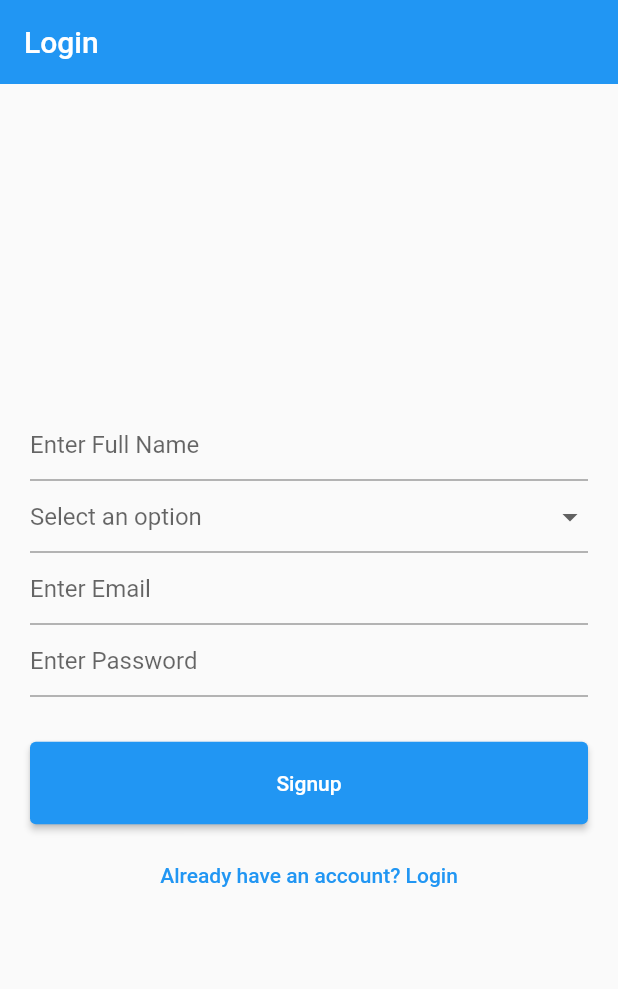
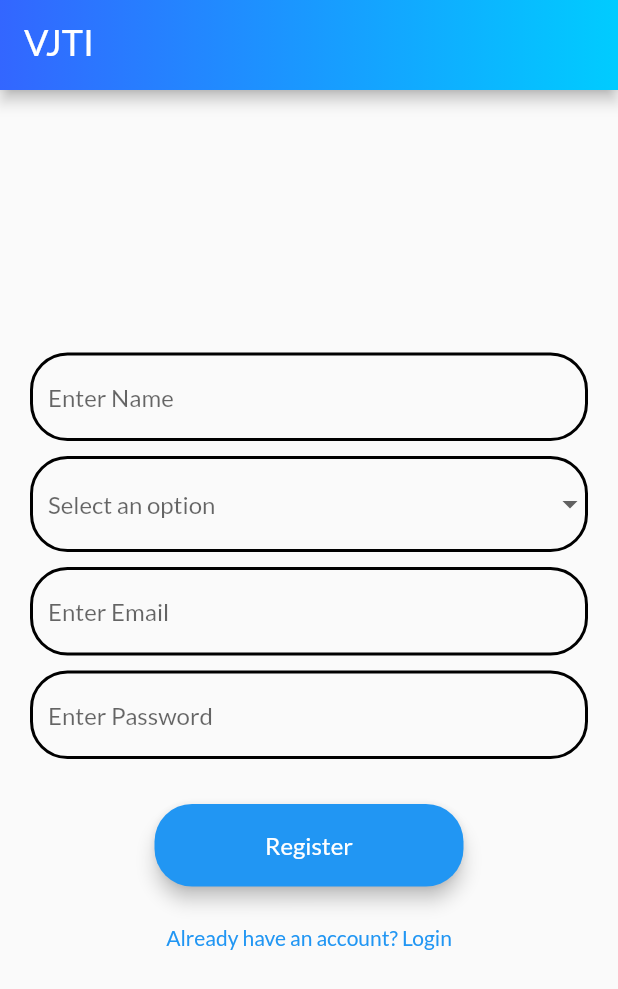
Before and after one commit to Pruthviraj49/QR_pay, a Flutter app: the screen it shows after launch, on a phone screen of 412 x 824 dp. Shown: the top 989 px of the screen. Run offline on Flutter 3.47's test engine with Material 2 defaults, Android fonts, the phone set to English and light mode, and no system bars; our stand-ins replace cloud_firestore, firebase_auth, firebase_core, google_sign_in, qr_flutter; accounts and stored records are empty.

```diff
--- a/lib/auth/login.dart
+++ b/lib/auth/login.dart
@@ -63,10 +63,32 @@ class _LoginFormState extends State<LoginForm> {
 
   @override
   Widget build(BuildContext context) {
-    return Scaffold(
-      appBar: AppBar(
-        elevation: 0,
-        title: const Text('Login'),
+    return SafeArea(
+      child: Scaffold(
+        appBar: PreferredSize(
+          preferredSize: const Size.fromHeight(60.0),
+          child: AppBar(
+            title: const Text("VJTI",
+                style: TextStyle(
+                  color: Colors.white,
+                  fontSize: 24,
+                ),
+                textDirection: TextDirection.ltr),
+            flexibleSpace: Container(
+              decoration: const BoxDecoration(
+                gradient: LinearGradient(
+                  colors: [
+                    Color(0xFF3366FF),
+                    Color(0xFF00CCFF),
+                  ],
+                  begin: FractionalOffset(0.0, 0.0),
+                  end: FractionalOffset(1.0, 0.0),
+                  stops: [0.0, 1.0],
+                  tileMode: TileMode.clamp,
+                ),
+              ),
+            ),
+          ),
         ),
         body: Form(
           key: _formKey,
@@ -81,12 +103,24 @@ class _LoginFormState extends State<LoginForm> {
                     : TextFormField(
                         key: const ValueKey('fullname'),
                         decoration: const InputDecoration(
-                        hintText: 'Enter Full Name',
+                          hintText: 'Enter Name',
+                          enabledBorder: OutlineInputBorder(
+                            borderRadius:
+                                BorderRadius.all(Radius.circular(25.0)),
+                            borderSide:
+                                BorderSide(color: Colors.black, width: 2),
+                          ),
+                          focusedBorder: OutlineInputBorder(
+                            borderRadius:
+                                BorderRadius.all(Radius.circular(25.0)),
+                            borderSide:
+                                BorderSide(color: Colors.black, width: 2),
+                          ),
                         ),
                         controller: nameController,
                         validator: (value) {
                           if (value!.isEmpty) {
-                          return 'Please Enter Full Name';
+                            return 'Please Enter Name';
                           } else {
                             return null;
                           }
@@ -97,10 +131,27 @@ class _LoginFormState extends State<LoginForm> {
                           });
                         },
                       ),
+                const SizedBox(
+                  height: 10,
+                ),
                 //========= Branch ======
                 login
                     ? Container()
                     : DropdownButtonFormField<String>(
+                        decoration: const InputDecoration(
+                          enabledBorder: OutlineInputBorder(
+                            borderRadius:
+                                BorderRadius.all(Radius.circular(25.0)),
+                            borderSide:
+                                BorderSide(color: Colors.black, width: 2),
+                          ),
+                          focusedBorder: OutlineInputBorder(
+                            borderRadius:
+                                BorderRadius.all(Radius.circular(25.0)),
+                            borderSide:
+                                BorderSide(color: Colors.black, width: 2),
+                          ),
+                        ),
                         value: dropdownvalue,
                         hint: const Text('Select an option'),
                         // The hint text
@@ -120,8 +171,9 @@ class _LoginFormState extends State<LoginForm> {
                         items: branches.map((String value) {
                           return DropdownMenuItem<String>(
                               value: value,
+                              child: Container(
                                 child: Text(value),
-                        );
+                              ));
                         }).toList(),
 
                         onSaved: (newValue) {
@@ -130,12 +182,22 @@ class _LoginFormState extends State<LoginForm> {
                           });
                         },
                       ),
-
+                const SizedBox(
+                  height: 10,
+                ),
                 // ======== Email ========
                 TextFormField(
                   key: const ValueKey('email'),
                   decoration: const InputDecoration(
                     hintText: 'Enter Email',
+                    enabledBorder: OutlineInputBorder(
+                      borderRadius: BorderRadius.all(Radius.circular(25.0)),
+                      borderSide: BorderSide(color: Colors.black, width: 2),
+                    ),
+                    focusedBorder: OutlineInputBorder(
+                      borderRadius: BorderRadius.all(Radius.circular(25.0)),
+                      borderSide: BorderSide(color: Colors.black, width: 2),
+                    ),
                   ),
                   controller: emailController,
                   validator: (value) {
@@ -153,12 +215,23 @@ class _LoginFormState extends State<LoginForm> {
                     });
                   },
                 ),
+                const SizedBox(
+                  height: 10,
+                ),
                 // ======== Password ========
                 TextFormField(
                   key: const ValueKey('password'),
                   obscureText: true,
                   decoration: const InputDecoration(
                     hintText: 'Enter Password',
+                    enabledBorder: OutlineInputBorder(
+                      borderRadius: BorderRadius.all(Radius.circular(25.0)),
+                      borderSide: BorderSide(color: Colors.black, width: 2),
+                    ),
+                    focusedBorder: OutlineInputBorder(
+                      borderRadius: BorderRadius.all(Radius.circular(25.0)),
+                      borderSide: BorderSide(color: Colors.black, width: 2),
+                    ),
                   ),
                   validator: (value) {
                     if (value!.length < 6) {
@@ -177,23 +250,28 @@ class _LoginFormState extends State<LoginForm> {
                 const SizedBox(
                   height: 30,
                 ),
-              SizedBox(
+                Container(
                   height: 55,
-                width: double.infinity,
+                  width: MediaQuery.of(context).size.width * 0.5,
                   child: Builder(builder: (context) {
-                  return ElevatedButton(
+                    return TextButton(
+                      style: TextButton.styleFrom(
+                        backgroundColor: Colors.blue,
+                        elevation: 5.0,
+                        shape: const RoundedRectangleBorder(
+                          borderRadius: BorderRadius.all(Radius.circular(25)),
+                        ),
+                      ),
                       onPressed: () async {
                         if (_formKey.currentState!.validate()) {
                           _formKey.currentState!.save();
-                        // user.fullname = nameController.text;
-                        // user.email = emailController.text;
-                        // user.branch = branchName;
+
                           if (login) {
                             AuthServices.signinUser(email, password, context);
                           } else {
                             try {
-                            AuthServices.signupUser(
-                                email, password, fullname, branchName, context);
+                              AuthServices.signupUser(email, password, fullname,
+                                  branchName, context);
                             } catch (e) {
                               ScaffoldMessenger.of(context).showSnackBar(
                                   SnackBar(content: Text(e.toString())));
@@ -202,7 +280,11 @@ class _LoginFormState extends State<LoginForm> {
                           }
                         }
                       },
-                    child: Text(login ? 'Login' : 'Signup'),
+                      child: Text(
+                        login ? 'Log In' : 'Register',
+                        style:
+                            const TextStyle(color: Colors.white, fontSize: 16),
+                      ),
                     );
                   }),
                 ),
@@ -217,9 +299,10 @@ class _LoginFormState extends State<LoginForm> {
                       });
                     },
                     child: Text(login
-                      ? "Don't have an account? Signup"
+                        ? "Don't have an account? Register"
                         : "Already have an account? Login"))
               ],
+            ),
           ),
         ),
       ),
--- a/lib/main.dart
+++ b/lib/main.dart
@@ -3,6 +3,8 @@ import 'package:firebase_core/firebase_core.dart';
 import 'package:flutter/material.dart';
 import 'package:qr_code/auth/login.dart';
 import 'package:qr_code/homeScreen.dart';
+import 'package:qr_code/qrGenerate.dart';
+import 'package:qr_code/qrScanner.dart';
 
 void main() async {
   WidgetsFlutterBinding.ensureInitialized();
@@ -16,6 +18,7 @@ class MyApp extends StatelessWidget {
   @override
   Widget build(BuildContext context) {
     return MaterialApp(
+        theme: ThemeData(fontFamily: "lato"),
         home: StreamBuilder(
           stream: FirebaseAuth.instance.authStateChanges(),
           builder: (context, snapshot) {
```
Also changed, not shown: lib/mainDrawer.dart (+9 -3 lines), lib/qrGenerate.dart (added, +79 -0 lines), lib/qrScanner.dart (added, +42 -0 lines), pubspec.yaml (+8 -4 lines), assets/Lato-Regular.ttf (added), pubspec.lock, 2 other files. Lines whose indentation alone changed are shown as unchanged.
